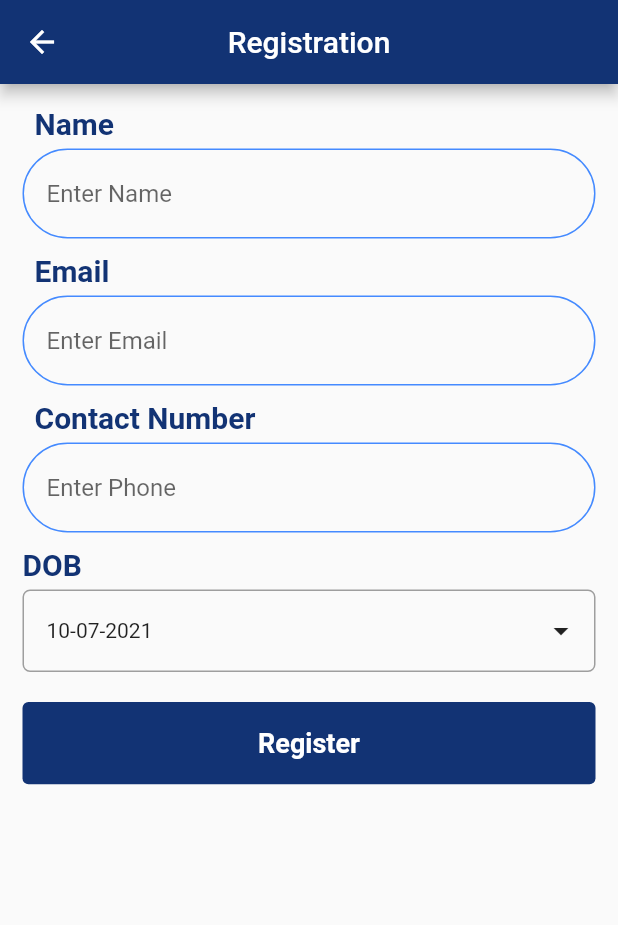
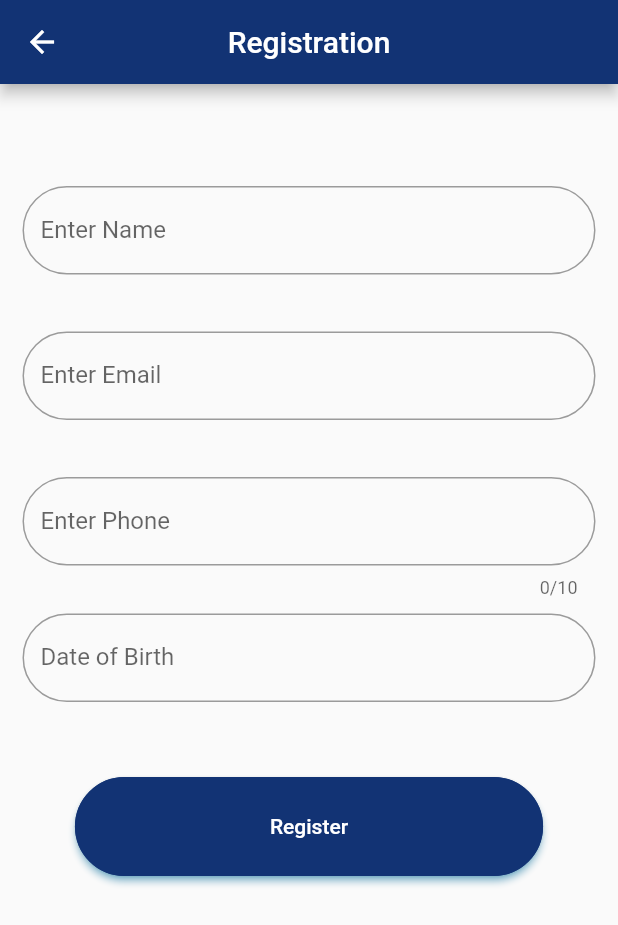
Before and after one commit to gabbar1/osc, a Flutter app: the RegisterPageView screen opened directly, on a phone screen of 412 x 824 dp. Shown: the top 925 px of the screen. Run offline on Flutter 3.47's test engine with Material 2 defaults, Android fonts, the phone set to English and light mode, and no system bars; our stand-ins replace cloud_firestore, firebase_auth, firebase_core, firebase_messaging, flutter_local_notifications, get; accounts and stored records are empty.

Commit message:
By Rinkesh-Commit

```diff
--- a/lib/commonWidget/commonWidget.dart
+++ b/lib/commonWidget/commonWidget.dart
@@ -3,6 +3,8 @@ import 'package:flutter/material.dart';
 import 'package:get/get.dart';
 import 'package:intl/intl.dart';
 import 'package:upen/screen/helper/constant.dart';
+
+import 'dateTimePickerFromTextField.dart';
 
 Widget CommonText(
     {String text,
@@ -16,9 +18,21 @@ Widget CommonText(
   );
 }
 
+Widget CommanDateTimePicker({
+  String labelText = "",
+}) {
+  return DatePicker(
+    labelText: labelText,
+  );
+}
+
 Widget CommonTextInput(
     {String lable = "",
-    hint = "Enter Value",
+    int maxLength,
+    int minLength,
+    int length,
+    hint = "",
+    labeltext = "Enter Value",
     FontWeight lableFontStyle,
     double lableFontSize,
     lableTextColor,
@@ -41,20 +55,29 @@ Widget CommonTextInput(
       SizedBox(
         height: 5,
       ),
-      Container(
+      /*Container(
           padding: EdgeInsets.only(left: 15, right: 15, top: 5, bottom: 5),
           decoration: BoxDecoration(
               borderRadius: BorderRadius.all(
                 Radius.circular(30),
               ),
-              border: Border.all(color: Colors.blueAccent)),
-          child: TextFormField(
+              border: Border.all(color: Colors.blue[700])),
+          child:*/
+      TextFormField(
+        maxLength: maxLength,
         keyboardType: textInputType,
         controller: inputController,
         style: TextStyle(color: Constants().mainColor),
         decoration: InputDecoration(
           hintText: hint,
-              border: InputBorder.none,
+          labelText: labeltext,
+          border: new OutlineInputBorder(
+            borderRadius: BorderRadius.circular(40.0),
+          ),
+          focusedBorder: OutlineInputBorder(
+            borderSide: const BorderSide(color: Color(0xff123374), width: 2.0),
+            borderRadius: BorderRadius.circular(25.0),
+          ),
         ),
         validator: (value) {
           if (value.toString().isEmpty) {
@@ -79,7 +102,7 @@ Widget CommonTextInput(
                 return null;
               }*/
         },
-          ))
+      ) //)
     ],
   );
 }
@@ -163,7 +186,7 @@ class CommonDatePicker extends GetxController {
   }
 }
 
-Widget CommonButton({
+Widget CommonInkWellButton({
   Function onTap,
   BuildContext context,
   String buttonText,
@@ -174,12 +197,19 @@ Widget CommonButton({
 }) {
   return InkWell(
     onTap: onTap,
+    splashColor: Colors.yellowAccent,
     child: Container(
         width: MediaQuery.of(context).size.width,
-        height: MediaQuery.of(context).size.height / 15,
+        height: MediaQuery.of(context).size.height / 10,
         decoration: BoxDecoration(
+          boxShadow: [
+            BoxShadow(
+                color: Colors.lightBlue, blurRadius: 4, offset: Offset(0, 2))
+          ],
           color: buttonColor,
-          borderRadius: BorderRadius.circular(4.0),
+          borderRadius: BorderRadius.all(
+            Radius.circular(40),
+          ),
         ),
         child: Center(
             child: CommonText(
@@ -189,3 +219,28 @@ Widget CommonButton({
                 fontSize: buttonTextSize))),
   );
 }
+
+Widget CommonButton({
+  Function onTap,
+  BuildContext context,
+  String buttonText,
+  Color buttonTextColor,
+  Color buttonColor,
+  Color shdowColor,
+  FontWeight buttonTextStyle,
+  double buttonTextSize = 14.00,
+}) {
+  return ElevatedButton(
+    onPressed: () {},
+    child: Text(buttonText),
+    style: ButtonStyle(
+        shadowColor: MaterialStateProperty.all(shdowColor),
+        backgroundColor: MaterialStateProperty.all(buttonColor),
+        padding: MaterialStateProperty.all(
+            EdgeInsets.symmetric(vertical: 25, horizontal: 130)),
+        shape: MaterialStateProperty.all<RoundedRectangleBorder>(
+            RoundedRectangleBorder(
+                borderRadius: BorderRadius.circular(40.0),
+                side: BorderSide(color: Color(0xff123374))))),
+  );
+}
--- /dev/null
+++ b/lib/commonWidget/dateTimePickerFromTextField.dart
@@ -0,0 +1,47 @@
+import 'package:flutter/material.dart';
+import 'package:upen/screen/helper/constant.dart';
+
+class DatePicker extends StatefulWidget {
+  String labelText="Date of Birth";
+  DatePicker({ this.labelText});
+
+  @override
+  _DatePickerState createState() => _DatePickerState();
+}
+
+class _DatePickerState extends State<DatePicker> {
+  final dateController = TextEditingController();
+
+  @override
+  void dispose() {
+    // Clean up the controller when the widget is removed
+    dateController.dispose();
+    super.dispose();
+  }
+
+  @override
+  Widget build(BuildContext context) {
+    return  TextField(
+        style: TextStyle(color: Constants().mainColor),
+        readOnly: true,
+        controller: dateController,
+        decoration: InputDecoration(
+          labelText: widget.labelText,
+          border: new OutlineInputBorder(
+            borderRadius: BorderRadius.circular(40.0),
+          ),
+          focusedBorder: OutlineInputBorder(
+            borderSide: const BorderSide(color: Color(0xff123374), width: 2.0),
+            borderRadius: BorderRadius.circular(25.0),
+          ),
+        ),
+        onTap: () async {
+          var date =  await showDatePicker(
+              context: context,
+              initialDate:DateTime.now(),
+              firstDate:DateTime(1900),
+              lastDate: DateTime(2100));
+          dateController.text = date.toString().substring(0,10);
+        },);
+  }
+}
--- a/lib/screen/register/registerController.dart
+++ b/lib/screen/register/registerController.dart
@@ -42,8 +42,8 @@ class RegisterController extends GetxController{
             content: SingleChildScrollView(
               child: ListBody(
                 children: <Widget>[
-                  CommonText(text:'This number is already registered',),
-                  CommonText(text: 'Try to register using another number or try to log in with this number'),
+                  CommonText(text:'Number is already registered do Login ',),
+                  CommonText(text: ''),
                 ],
               ),
             ),
--- a/lib/screen/register/registerPage.dart
+++ b/lib/screen/register/registerPage.dart
@@ -1,10 +1,10 @@
 import 'package:flutter/material.dart';
 import 'package:get/get.dart';
 import 'package:upen/commonWidget/commonWidget.dart';
+import 'package:upen/commonWidget/dateTimePickerFromTextField.dart';
 import 'package:upen/screen/helper/constant.dart';
 
 import 'registerController.dart';
-
 
 class RegisterPageView extends StatelessWidget {
   RegisterController registerController = Get.put(RegisterController());
@@ -19,16 +19,16 @@ class RegisterPageView extends StatelessWidget {
         backgroundColor: Color(0xff123374),
       ),
       body: Container(
-        margin: EdgeInsets.only(top: 15, left: 15, right: 15),
+        margin: EdgeInsets.only(top: 40, left: 15, right: 15),
         child: Form(
           key: registerFormKey,
           child: SingleChildScrollView(
             child: Column(
               children: [
                 CommonTextInput(
-                    hint: "Enter Name",
+                    labeltext: "Enter Name",
                     inputController: registerController.nameController,
-                    lable: "Name",
+                    /* lable: "Name",*/
                     lableFontSize: 20,
                     lableFontStyle: FontWeight.bold,
                     lableTextColor: Constants().mainColor),
@@ -36,48 +36,61 @@ class RegisterPageView extends StatelessWidget {
                   height: 10,
                 ),
                 CommonTextInput(
-                  isRequired: true,
-                  textInputType: TextInputType.emailAddress,
-                    hint: "Enter Email",
+                    isRequired: true,
+                    textInputType: TextInputType.emailAddress,
+                    labeltext: "Enter Email",
                     inputController: registerController.emailController,
-                    lable: "Email",
+                    /*  lable: "Email",*/
                     lableFontSize: 20,
                     lableFontStyle: FontWeight.bold,
                     lableTextColor: Constants().mainColor,
-                regexp: r"^[a-zA-Z0-9.a-zA-Z0-9.!#$%&'*+-/=?^_`{|}~]+@[a-zA-Z0-9]+\.[a-zA-Z]+",
-                errortext: "enter valid email"),
+                    regexp:
+                        r"^[a-zA-Z0-9.a-zA-Z0-9.!#$%&'*+-/=?^_`{|}~]+@[a-zA-Z0-9]+\.[a-zA-Z]+",
+                    errortext: "Enter valid email"),
                 SizedBox(
                   height: 10,
                 ),
                 CommonTextInput(
                     textInputType: TextInputType.phone,
-                    hint: "Enter Phone",
+                    labeltext: "Enter Phone",
                     inputController: registerController.phoneController,
-                    lable: "Contact Number",
+                    maxLength:10,
                     lableFontSize: 20,
                     lableFontStyle: FontWeight.bold,
-                    lableTextColor: Constants().mainColor),
+                    lableTextColor: Constants().mainColor,
+                    regexp:
+                    r"^[0-9]{10}$",
+                    errortext: "Enter valid Mobile No"),
+
                 SizedBox(
                   height: 10,
                 ),
-                CommonDatePicker()
-                    .CommonDateDropdown(text: "DOB", context: context),
+                CommanDateTimePicker(
+                  labelText: "Date of Birth"
+                ),
+
+                /*CommonDatePicker()
+                    .CommonDateDropdown(text: "DOB", context: context),*/
                 SizedBox(
-                  height: 20,
+                  height: 50,
                 ),
                 CommonButton(
-                  onTap: (){
-                    if(registerFormKey.currentState.validate()){
-                      print("Validated");
-                      registerController.register(email: registerController.emailController.text,phone: registerController.phoneController.text,name: registerController.nameController.text,dob: commonDatePicker.getSelectedDate);
-
-                    }else{
-                     print("not validated");
-                    }
-                  },
+                    onTap: () {
+                      if (registerFormKey.currentState.validate()) {
+                        print("Validated");
+                        registerController.register(
+                            email: registerController.emailController.text,
+                            phone: registerController.phoneController.text,
+                            name: registerController.nameController.text,
+                            dob: commonDatePicker.getSelectedDate);
+                      } else {
+                        print("not validated");
+                      }
+                    },
                     context: context,
                     buttonText: "Register",
                     buttonColor: Constants().mainColor,
+                    shdowColor: Colors.lightBlue,
                     buttonTextColor: Colors.white,
                     buttonTextSize: 18,
                     buttonTextStyle: FontWeight.bold)
@@ -92,7 +105,7 @@ class RegisterPageView extends StatelessWidget {
 
 class VerifyOtpScreen extends StatelessWidget {
   RegisterController registerController = Get.put(RegisterController());
-  String name,email,phone,dob;
+  String name, email, phone, dob;
   GlobalKey<FormState> otpFormKey = new GlobalKey<FormState>();
   @override
   Widget build(BuildContext context) {
@@ -100,7 +113,7 @@ class VerifyOtpScreen extends StatelessWidget {
     return Scaffold(
       appBar: AppBar(
         centerTitle: true,
-        title: CommonText(text: "Verify OTP",fontSize: 20),
+        title: CommonText(text: "Verify OTP", fontSize: 20),
       ),
       body: Container(
         margin: EdgeInsets.only(top: 15, left: 15, right: 15),
@@ -109,7 +122,6 @@ class VerifyOtpScreen extends StatelessWidget {
           child: SingleChildScrollView(
             child: Column(
               children: [
-
                 CommonTextInput(
                     textInputType: TextInputType.phone,
                     hint: "Enter OTP",
@@ -121,13 +133,14 @@ class VerifyOtpScreen extends StatelessWidget {
                 SizedBox(
                   height: 20,
                 ),
-
                 CommonButton(
-                    onTap: (){
-                      if(otpFormKey.currentState.validate()){
+                    onTap: () {
+                      if (otpFormKey.currentState.validate()) {
                         print("Validated");
-                        registerController.signUp(context: context,otp: registerController.otpController.text);
-                      }else{
+                        registerController.signUp(
+                            context: context,
+                            otp: registerController.otpController.text);
+                      } else {
                         print("not validated");
                       }
                     },
--- a/lib/screen/startPage/startPage.dart
+++ b/lib/screen/startPage/startPage.dart
@@ -13,7 +13,7 @@ class StartPage extends StatelessWidget {
       body: Column(
         mainAxisAlignment: MainAxisAlignment.center,
         children: [
-          Center(child: CommonText(text: "Welcome to Samaj",textColor: Colors.black,fontSize: 24)),
+          Center(child: CommonText(text: "Welcome",textColor: Colors.black,fontSize: 24)),
           SizedBox(height: MediaQuery.of(context).size.width),
           InkWell(onTap: (){
             Get.to(LoginPageView());
```
Also changed, not shown: lib/screen/login/loginController.dart (added, +90 -0 lines), lib/screen/login/loginPage.dart (+65 -1 lines). Lines whose indentation alone changed are shown as unchanged.
